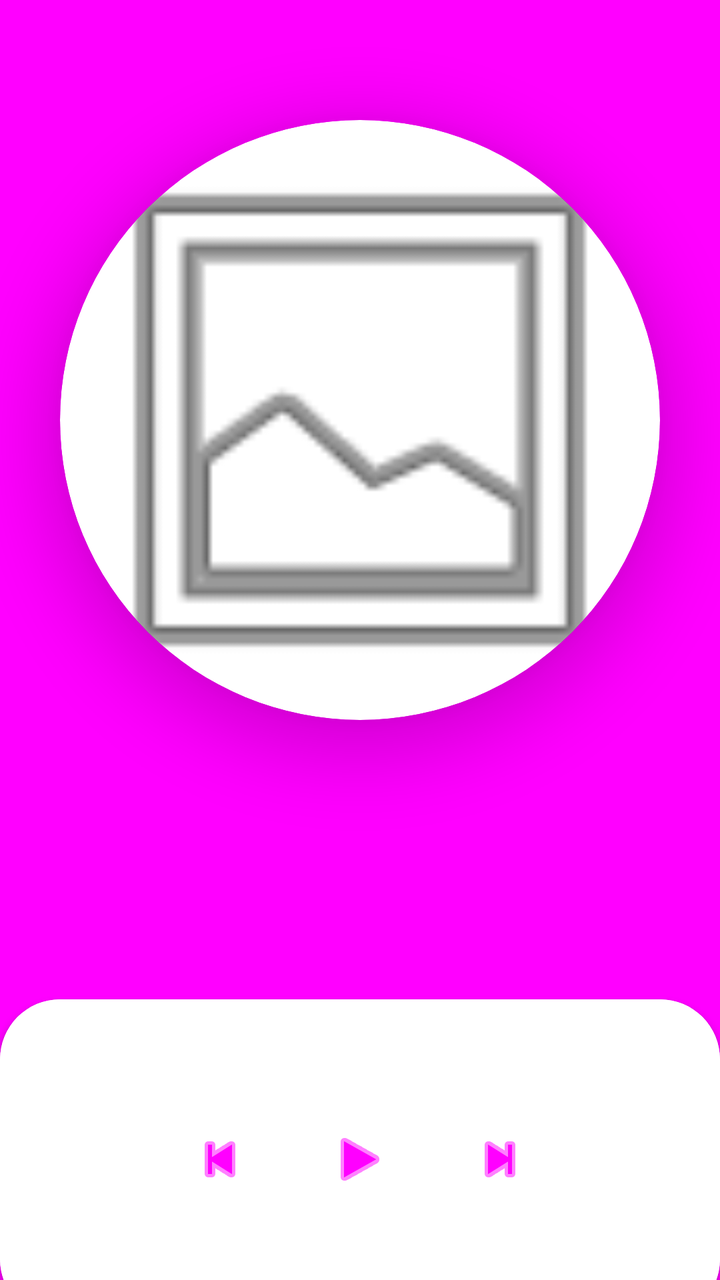
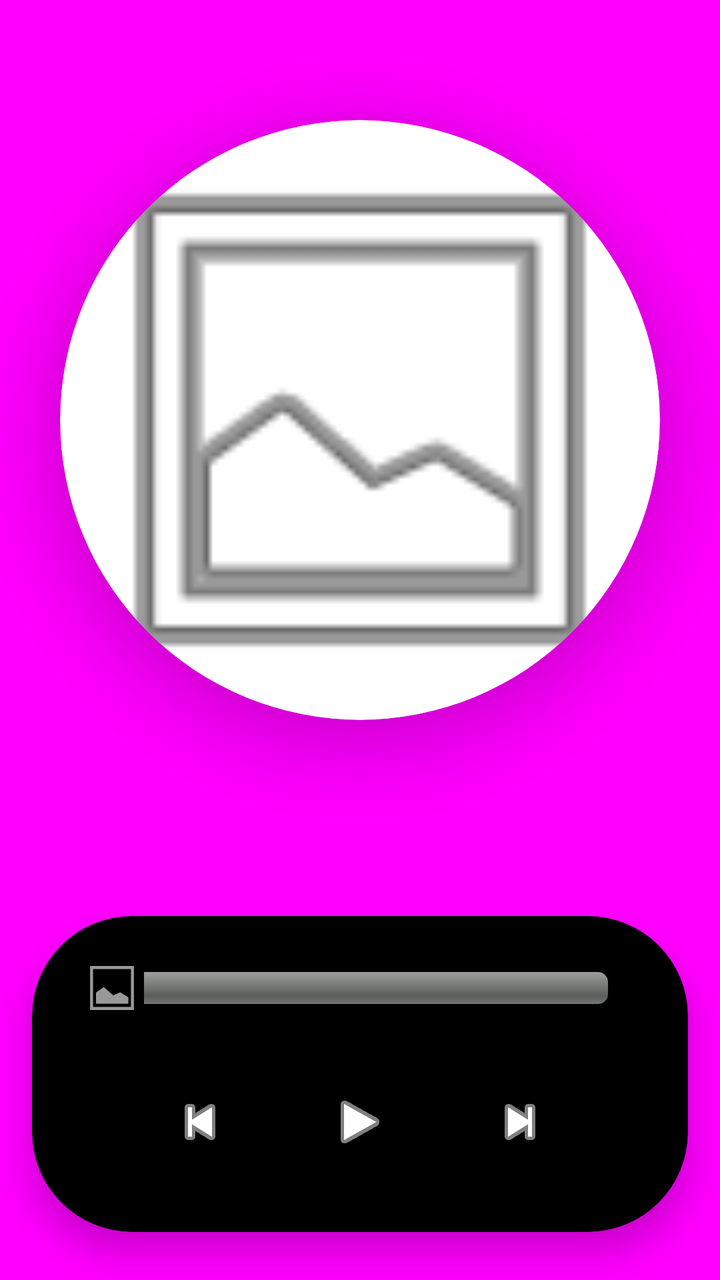

Before-and-after screenshots of an Android layout around one commit, followed by the original layout XML and the change that was made.
<!-- AndroidManifest.xml: application theme Theme.MotionTune -->
<!-- res/layout/activity_player.xml -->
<?xml version="1.0" encoding="utf-8"?>
<androidx.constraintlayout.widget.ConstraintLayout xmlns:android="http://schemas.android.com/apk/res/android"
    xmlns:app="http://schemas.android.com/apk/res-auto"
    android:id="@+id/playerRoot"
    android:layout_width="match_parent"
    android:layout_height="match_parent"
    android:background="@color/main_purple">

    <androidx.cardview.widget.CardView
        android:id="@+id/albumCard"
        android:layout_width="300dp"
        android:layout_height="300dp"
        app:cardCornerRadius="150dp"
        app:cardElevation="20dp"
        app:layout_constraintTop_toTopOf="parent"
        app:layout_constraintStart_toStartOf="parent"
        app:layout_constraintEnd_toEndOf="parent"
        android:layout_marginTop="60dp">

        <ImageView
            android:id="@+id/albumArt"
            android:layout_width="match_parent"
            android:layout_height="match_parent"
            android:scaleType="centerCrop"
            android:src="@android:drawable/ic_menu_gallery" />
    </androidx.cardview.widget.CardView>

    <TextView
        android:id="@+id/musicTitle"
        android:layout_width="0dp"
        android:layout_height="wrap_content"
        android:textAlignment="center"
        android:textColor="@color/white"
        android:textSize="26sp"
        android:textStyle="bold"
        android:layout_margin="24dp"
        app:layout_constraintTop_toBottomOf="@id/albumCard"
        app:layout_constraintStart_toStartOf="parent"
        app:layout_constraintEnd_toEndOf="parent" />

    <androidx.cardview.widget.CardView
        android:id="@+id/controlsCard"
        android:layout_width="match_parent"
        android:layout_height="wrap_content"
        app:cardCornerRadius="30dp"
        app:layout_constraintBottom_toBottomOf="parent"
        android:layout_marginBottom="-20dp">

        <LinearLayout
            android:layout_width="match_parent"
            android:layout_height="wrap_content"
            android:orientation="vertical"
            android:padding="40dp"
            android:background="#FFFFFF">

            <LinearLayout
                android:layout_width="match_parent"
                android:layout_height="wrap_content"
                android:gravity="center"
                android:orientation="horizontal">

                <ImageButton
                    android:id="@+id/btnPrev"
                    android:layout_width="60dp"
                    android:layout_height="60dp"
                    android:background="?attr/selectableItemBackgroundBorderless"
                    android:src="@android:drawable/ic_media_previous"
                    app:tint="@color/main_purple" />

                <ImageButton
                    android:id="@+id/btnPlay"
                    android:layout_width="80dp"
                    android:layout_height="80dp"
                    android:background="?attr/selectableItemBackgroundBorderless"
                    android:src="@android:drawable/ic_media_play"
                    app:tint="@color/main_purple" />

                <ImageButton
                    android:id="@+id/btnNext"
                    android:layout_width="60dp"
                    android:layout_height="60dp"
                    android:background="?attr/selectableItemBackgroundBorderless"
                    android:src="@android:drawable/ic_media_next"
                    app:tint="@color/main_purple" />
            </LinearLayout>
        </LinearLayout>
    </androidx.cardview.widget.CardView>

</androidx.constraintlayout.widget.ConstraintLayout>
<!-- resources referenced by this layout -->
<resources>
  <color name="main_purple">#FF00FF</color>
  <color name="white">#FFFFFF</color>
  <style name="Theme.MotionTune" parent="Base.Theme.MotionTune" />
  <style name="Base.Theme.MotionTune" parent="Theme.Material3.DayNight.NoActionBar">
          
          
      </style>
</resources>

<!-- the commit's change to res/layout/activity_player.xml (unified diff, before → after) -->
@@ -4,54 +4,75 @@
     android:id="@+id/playerRoot"
     android:layout_width="match_parent"
     android:layout_height="match_parent"
-    android:background="@color/main_purple">
+    android:background="@color/prototipo_purple">
 
     <androidx.cardview.widget.CardView
         android:id="@+id/albumCard"
         android:layout_width="300dp"
         android:layout_height="300dp"
+        android:layout_marginTop="60dp"
         app:cardCornerRadius="150dp"
         app:cardElevation="20dp"
-        app:layout_constraintTop_toTopOf="parent"
+        app:layout_constraintEnd_toEndOf="parent"
         app:layout_constraintStart_toStartOf="parent"
-        app:layout_constraintEnd_toEndOf="parent"
-        android:layout_marginTop="60dp">
+        app:layout_constraintTop_toTopOf="parent">
 
         <ImageView
             android:id="@+id/albumArt"
             android:layout_width="match_parent"
             android:layout_height="match_parent"
             android:scaleType="centerCrop"
-            android:src="@android:drawable/ic_menu_gallery" />
+            android:src="@android:drawable/ic_menu_gallery">
+
+        </ImageView>
     </androidx.cardview.widget.CardView>
 
     <TextView
         android:id="@+id/musicTitle"
         android:layout_width="0dp"
         android:layout_height="wrap_content"
+        android:layout_margin="24dp"
         android:textAlignment="center"
         android:textColor="@color/white"
         android:textSize="26sp"
         android:textStyle="bold"
-        android:layout_margin="24dp"
-        app:layout_constraintTop_toBottomOf="@id/albumCard"
+        app:layout_constraintEnd_toEndOf="parent"
         app:layout_constraintStart_toStartOf="parent"
-        app:layout_constraintEnd_toEndOf="parent" />
+        app:layout_constraintTop_toBottomOf="@id/albumCard" />
 
     <androidx.cardview.widget.CardView
         android:id="@+id/controlsCard"
-        android:layout_width="match_parent"
+        android:layout_width="0dp"
         android:layout_height="wrap_content"
-        app:cardCornerRadius="30dp"
+        android:layout_marginStart="16dp"
+        android:layout_marginEnd="16dp"
+        android:layout_marginBottom="24dp"
+        app:cardBackgroundColor="@color/black"
+        app:cardCornerRadius="50dp"
+        app:cardElevation="10dp"
         app:layout_constraintBottom_toBottomOf="parent"
-        android:layout_marginBottom="-20dp">
+        app:layout_constraintEnd_toEndOf="parent"
+        app:layout_constraintStart_toStartOf="parent">
 
         <LinearLayout
             android:layout_width="match_parent"
             android:layout_height="wrap_content"
+            android:gravity="center"
             android:orientation="vertical"
-            android:padding="40dp"
-            android:background="#FFFFFF">
+            android:paddingStart="24dp"
+            android:paddingTop="20dp"
+            android:paddingEnd="24dp"
+            android:paddingBottom="20dp">
+
+            <SeekBar
+                android:id="@+id/seekBar"
+                android:layout_width="match_parent"
+                android:layout_height="wrap_content"
+                android:layout_marginBottom="16dp"
+                android:contentDescription="Barra de progresso da música"
+                android:progressDrawable="@android:drawable/progress_horizontal"
+                android:thumb="@android:drawable/ic_menu_gallery"
+                app:tint="@color/white" />
 
             <LinearLayout
                 android:layout_width="match_parent"
@@ -61,27 +82,32 @@
 
                 <ImageButton
                     android:id="@+id/btnPrev"
-                    android:layout_width="60dp"
-                    android:layout_height="60dp"
+                    android:layout_width="50dp"
+                    android:layout_height="50dp"
+                    android:layout_marginEnd="20dp"
                     android:background="?attr/selectableItemBackgroundBorderless"
+                    android:contentDescription="Música anterior"
                     android:src="@android:drawable/ic_media_previous"
-                    app:tint="@color/main_purple" />
+                    app:tint="@color/white" />
 
                 <ImageButton
                     android:id="@+id/btnPlay"
-                    android:layout_width="80dp"
-                    android:layout_height="80dp"
+                    android:layout_width="70dp"
+                    android:layout_height="70dp"
                     android:background="?attr/selectableItemBackgroundBorderless"
+                    android:contentDescription="Reproduzir ou Pausar"
                     android:src="@android:drawable/ic_media_play"
-                    app:tint="@color/main_purple" />
+                    app:tint="@color/white" />
 
                 <ImageButton
                     android:id="@+id/btnNext"
-                    android:layout_width="60dp"
-                    android:layout_height="60dp"
+                    android:layout_width="50dp"
+                    android:layout_height="50dp"
+                    android:layout_marginStart="20dp"
                     android:background="?attr/selectableItemBackgroundBorderless"
+                    android:contentDescription="Próxima música"
                     android:src="@android:drawable/ic_media_next"
-                    app:tint="@color/main_purple" />
+                    app:tint="@color/white" />
             </LinearLayout>
         </LinearLayout>
     </androidx.cardview.widget.CardView>
<!-- resource entries referenced after the edit -->
@@ -1,7 +1,8 @@
 <!-- resources referenced by this layout -->
 <resources>
-  <color name="main_purple">#FF00FF</color>
-  <color name="white">#FFFFFF</color>
+  <color name="black">#FF000000</color>
+  <color name="prototipo_purple">#FF00FF</color>
+  <color name="white">#FFFFFFFF</color>
   <style name="Theme.MotionTune" parent="Base.Theme.MotionTune" />
   <style name="Base.Theme.MotionTune" parent="Theme.Material3.DayNight.NoActionBar">
           
